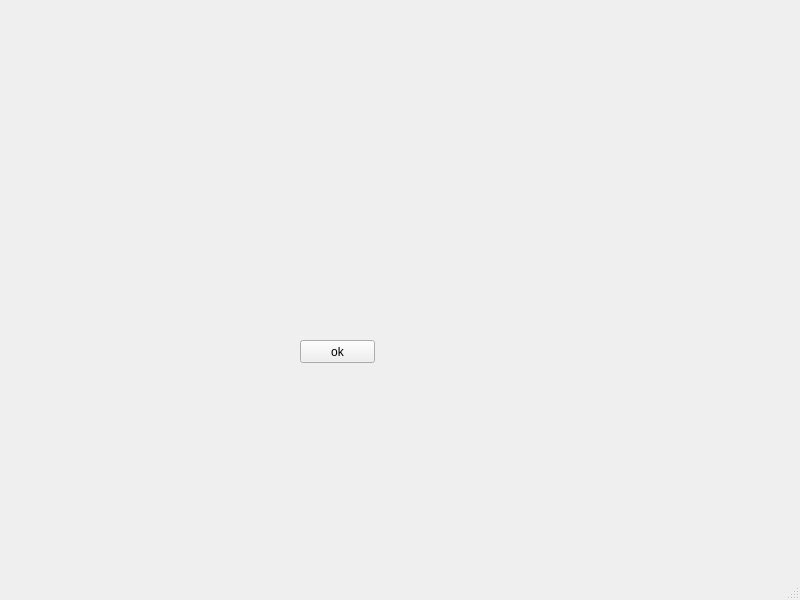
First picture: the form in UserInterface/kms.ui, repository indomitableSameer/KMS, before the edit.
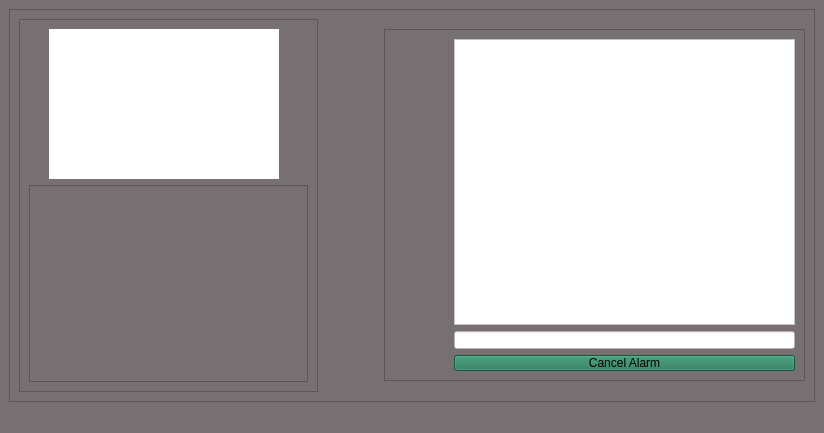
Second picture: the form after the edit.

The edit to the form file:
```diff
--- a/UserInterface/kms.ui
+++ b/UserInterface/kms.ui
@@ -6,27 +6,172 @@
    <rect>
     <x>0</x>
     <y>0</y>
-    <width>800</width>
-    <height>600</height>
+    <width>824</width>
+    <height>433</height>
    </rect>
   </property>
   <property name="windowTitle">
    <string>kms</string>
   </property>
+  <property name="autoFillBackground">
+   <bool>false</bool>
+  </property>
+  <property name="styleSheet">
+   <string notr="true">background-color:rgb(118, 112, 114)</string>
+  </property>
   <widget class="QWidget" name="centralwidget">
-   <widget class="QPushButton" name="pushButton">
-    <property name="geometry">
-     <rect>
-      <x>300</x>
-      <y>340</y>
-      <width>75</width>
-      <height>23</height>
-     </rect>
-    </property>
-    <property name="text">
-     <string>ok</string>
-    </property>
-   </widget>
+   <layout class="QHBoxLayout" name="horizontalLayout_2">
+    <item>
+     <widget class="QFrame" name="frame">
+      <property name="frameShape">
+       <enum>QFrame::StyledPanel</enum>
+      </property>
+      <property name="frameShadow">
+       <enum>QFrame::Raised</enum>
+      </property>
+      <layout class="QHBoxLayout" name="horizontalLayout">
+       <item>
+        <widget class="QFrame" name="frame_2">
+         <property name="sizePolicy">
+          <sizepolicy hsizetype="Preferred" vsizetype="Preferred">
+           <horstretch>0</horstretch>
+           <verstretch>2</verstretch>
+          </sizepolicy>
+         </property>
+         <property name="minimumSize">
+          <size>
+           <width>134</width>
+           <height>0</height>
+          </size>
+         </property>
+         <property name="styleSheet">
+          <string notr="true">margin-right:0%;</string>
+         </property>
+         <property name="frameShape">
+          <enum>QFrame::StyledPanel</enum>
+         </property>
+         <property name="frameShadow">
+          <enum>QFrame::Raised</enum>
+         </property>
+         <layout class="QVBoxLayout" name="verticalLayout">
+          <item>
+           <widget class="QFrame" name="lcdframe">
+            <property name="minimumSize">
+             <size>
+              <width>250</width>
+              <height>100</height>
+             </size>
+            </property>
+            <property name="maximumSize">
+             <size>
+              <width>250</width>
+              <height>150</height>
+             </size>
+            </property>
+            <property name="styleSheet">
+             <string notr="true">border: 0 solid white;
+margin-left:20px;
+background-color:rgb(255, 255, 255)</string>
+            </property>
+            <property name="frameShape">
+             <enum>QFrame::StyledPanel</enum>
+            </property>
+            <property name="frameShadow">
+             <enum>QFrame::Raised</enum>
+            </property>
+           </widget>
+          </item>
+          <item>
+           <widget class="QFrame" name="chartframe">
+            <property name="frameShape">
+             <enum>QFrame::StyledPanel</enum>
+            </property>
+            <property name="frameShadow">
+             <enum>QFrame::Raised</enum>
+            </property>
+           </widget>
+          </item>
+         </layout>
+        </widget>
+       </item>
+       <item>
+        <widget class="QFrame" name="frame_3">
+         <property name="sizePolicy">
+          <sizepolicy hsizetype="Preferred" vsizetype="Preferred">
+           <horstretch>0</horstretch>
+           <verstretch>1</verstretch>
+          </sizepolicy>
+         </property>
+         <property name="minimumSize">
+          <size>
+           <width>100</width>
+           <height>100</height>
+          </size>
+         </property>
+         <property name="maximumSize">
+          <size>
+           <width>481</width>
+           <height>352</height>
+          </size>
+         </property>
+         <property name="sizeIncrement">
+          <size>
+           <width>1</width>
+           <height>0</height>
+          </size>
+         </property>
+         <property name="styleSheet">
+          <string notr="true">margin-left:60%;
+</string>
+         </property>
+         <property name="frameShape">
+          <enum>QFrame::StyledPanel</enum>
+         </property>
+         <property name="frameShadow">
+          <enum>QFrame::Raised</enum>
+         </property>
+         <layout class="QVBoxLayout" name="verticalLayout_2">
+          <item>
+           <widget class="QPlainTextEdit" name="plainTextEdit">
+            <property name="toolTip">
+             <string/>
+            </property>
+            <property name="styleSheet">
+             <string notr="true">
+font: italic 16pt &quot;Calibri&quot;;
+color: #dd1818;
+background-color:rgb(255, 255, 255);
+border-color: qlineargradient(spread:pad, x1:0, y1:0, x2:1, y2:1, stop:0 rgba(176, 160, 123, 255), stop:1 rgba(255, 255, 255, 255));</string>
+            </property>
+           </widget>
+          </item>
+          <item>
+           <widget class="QLineEdit" name="lineEdit">
+            <property name="toolTip">
+             <string>password</string>
+            </property>
+            <property name="styleSheet">
+             <string notr="true">background-color:rgb(255, 255, 255)</string>
+            </property>
+           </widget>
+          </item>
+          <item>
+           <widget class="QPushButton" name="pushButton">
+            <property name="styleSheet">
+             <string notr="true">background-color:rgb(33, 120, 88)</string>
+            </property>
+            <property name="text">
+             <string>Cancel Alarm</string>
+            </property>
+           </widget>
+          </item>
+         </layout>
+        </widget>
+       </item>
+      </layout>
+     </widget>
+    </item>
+   </layout>
   </widget>
   <widget class="QMenuBar" name="menubar">
    <property name="geometry">
```
Left out of the diff: 2 changed lines with no effect on the pictures.
